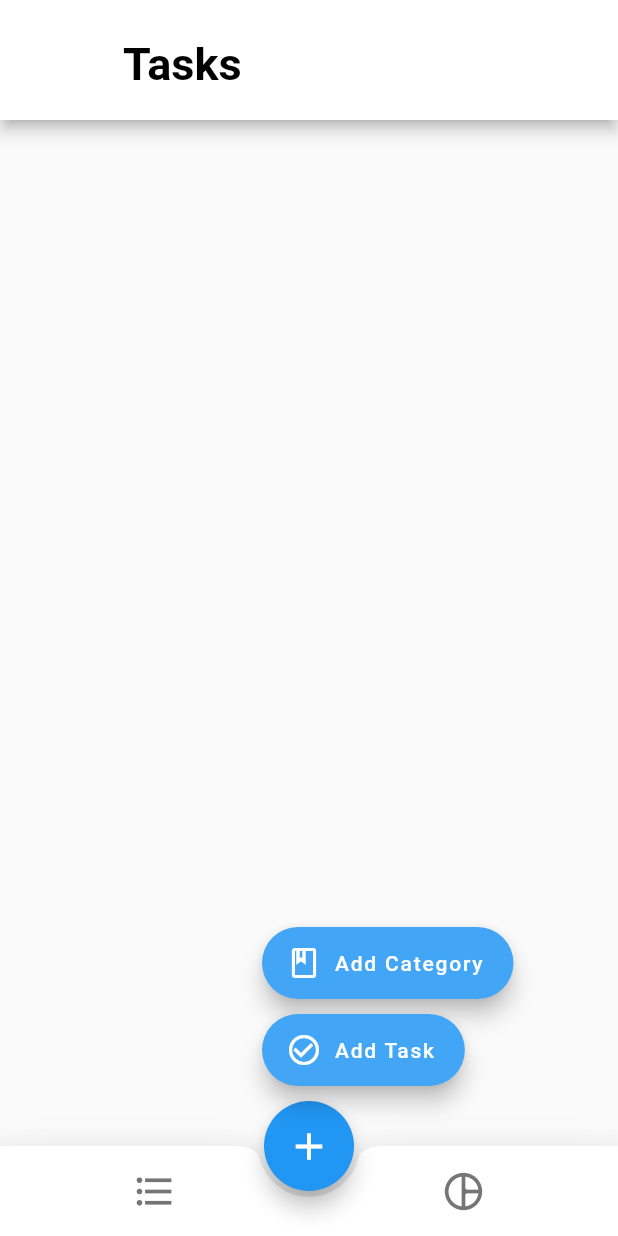
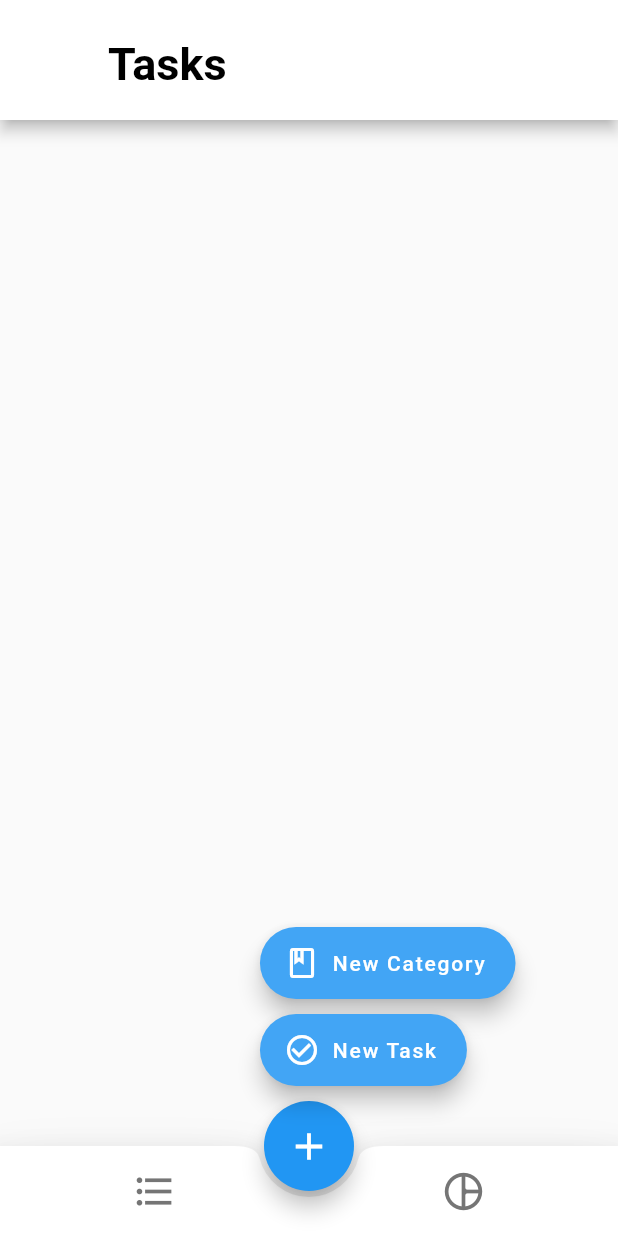
Before and after one commit to jazli1999/time_recipe, a Flutter app: the TasksTab screen opened by its route, after a tap on the "add" icon, on a phone screen of 412 x 824 dp. Run offline on Flutter 3.47's test engine with Material 2 defaults, Android fonts, the phone set to English and light mode, and no system bars; our stand-ins replace dio, fl_chart, flutter_datetime_picker, flutter_phoenix, jiffy, shared_preferences and 1 more; missing offline and left inert: expansion_card; accounts and stored records are empty; network calls fail.

Commit message:
ui: add new category tab

```diff
--- a/lib/app.dart
+++ b/lib/app.dart
@@ -2,6 +2,7 @@ import 'package:flutter/cupertino.dart';
 import 'package:flutter/material.dart';
 
 import 'package:time_recipe/login_page.dart';
+import 'package:time_recipe/tabs/add_category_tab.dart';
 import 'package:time_recipe/tabs/tasks_tab.dart';
 import 'package:time_recipe/tabs/statistics_tab.dart';
 
@@ -18,6 +19,7 @@ class _TimeRecipeState extends State<TimeRecipe> {
     return MaterialApp(routes: {
       '/tasks': (context) => TasksTab(),
       '/statistics': (context) => StatisticsTab(),
+      '/addCategory': (context) => AddCategoryTab(),
     }, home: LoginPage());
   }
 }
--- a/lib/components/add_button.dart
+++ b/lib/components/add_button.dart
@@ -14,7 +14,7 @@ class AddButton extends StatefulWidget {
   }
 }
 
-class _AddButtonState extends State<AddButton> with TickerProviderStateMixin {
+class _AddButtonState extends State<AddButton> {
   bool _listShow = false;
   OverlayEntry _listEntry;
   Widget miniButtons;
@@ -29,16 +29,21 @@ class _AddButtonState extends State<AddButton> with TickerProviderStateMixin {
               SizedBox(width: 105),
               Column(crossAxisAlignment: CrossAxisAlignment.start, children: [
                 FloatingActionButton.extended(
-                    label: Text('Add Category'),
+                    label: Text('New Category'),
                     backgroundColor: Colors.blue[400],
                     icon: Icon(Icons.book_outlined),
-                    onPressed: () {}),
+                    onPressed: () {
+                      toggleOverlay();
+                      Navigator.pushNamed(context, '/addCategory');
+                    }),
                 SizedBox(height: 10),
                 FloatingActionButton.extended(
-                    label: Text('Add Task'),
+                    label: Text('New Task'),
                     backgroundColor: Colors.blue[400],
                     icon: Icon(Icons.check_circle_outline),
-                    onPressed: () {}),
+                    onPressed: () {
+                      toggleOverlay();
+                    }),
               ])
             ]),
         SizedBox(height: 100),
@@ -49,6 +54,7 @@ class _AddButtonState extends State<AddButton> with TickerProviderStateMixin {
   void toggleOverlay() {
     if (_listShow) {
       _listEntry.remove();
+      _listEntry = null;
       _listShow = false;
     } else {
       _listEntry = new OverlayEntry(builder: (context) {
--- a/lib/tabs/statistics_tab.dart
+++ b/lib/tabs/statistics_tab.dart
@@ -23,7 +23,7 @@ class _StatisticsTabState extends State<StatisticsTab> {
           appBar: PreferredSize(
             child: AppBar(
               title: Padding(
-                  padding: EdgeInsets.only(top: 30, left: 10),
+                  padding: EdgeInsets.only(top: 30),
                   child: Text('Statistics', style: Styles.appBarTitle)),
               backgroundColor: Color(0xffffffff),
               brightness: Brightness.light,
--- a/lib/tabs/tasks_tab.dart
+++ b/lib/tabs/tasks_tab.dart
@@ -43,7 +43,7 @@ class _TasksTabState extends State<TasksTab> {
           appBar: PreferredSize(
             child: AppBar(
               title: Padding(
-                  padding: EdgeInsets.only(top: 30, left: 10),
+                  padding: EdgeInsets.only(top: 30),
                   child: Text('Tasks', style: Styles.appBarTitle)),
               backgroundColor: Color(0xffffffff),
               brightness: Brightness.light,
```
Also changed, not shown: lib/tabs/add_category_tab.dart (added, +34 -0 lines).
